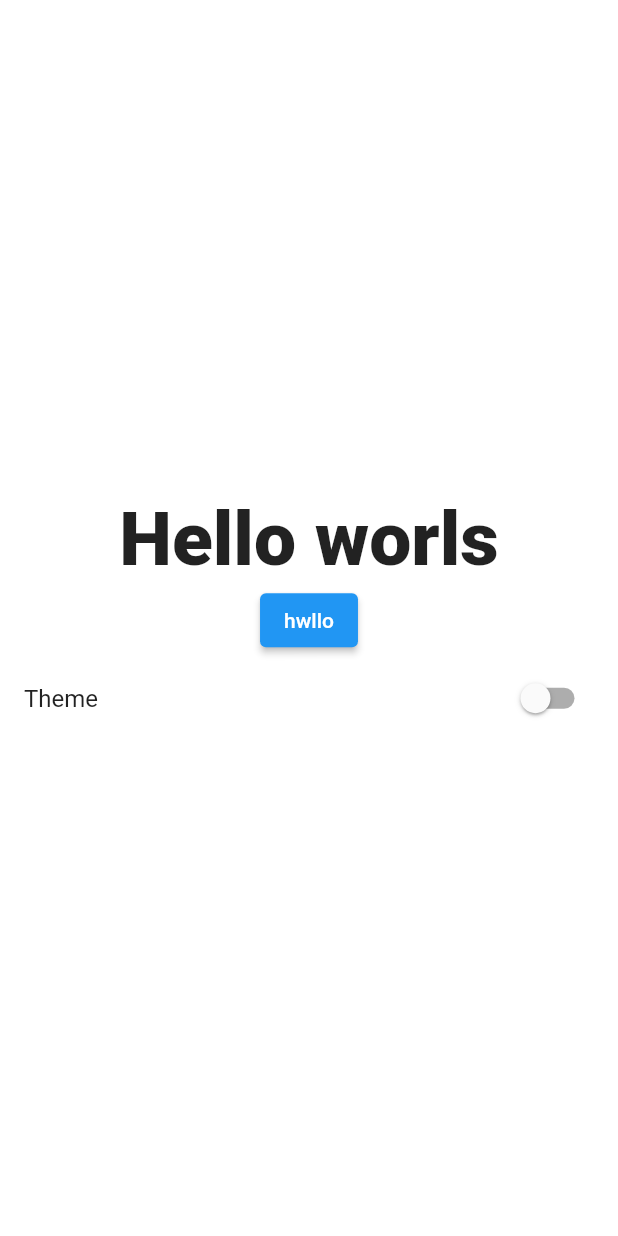
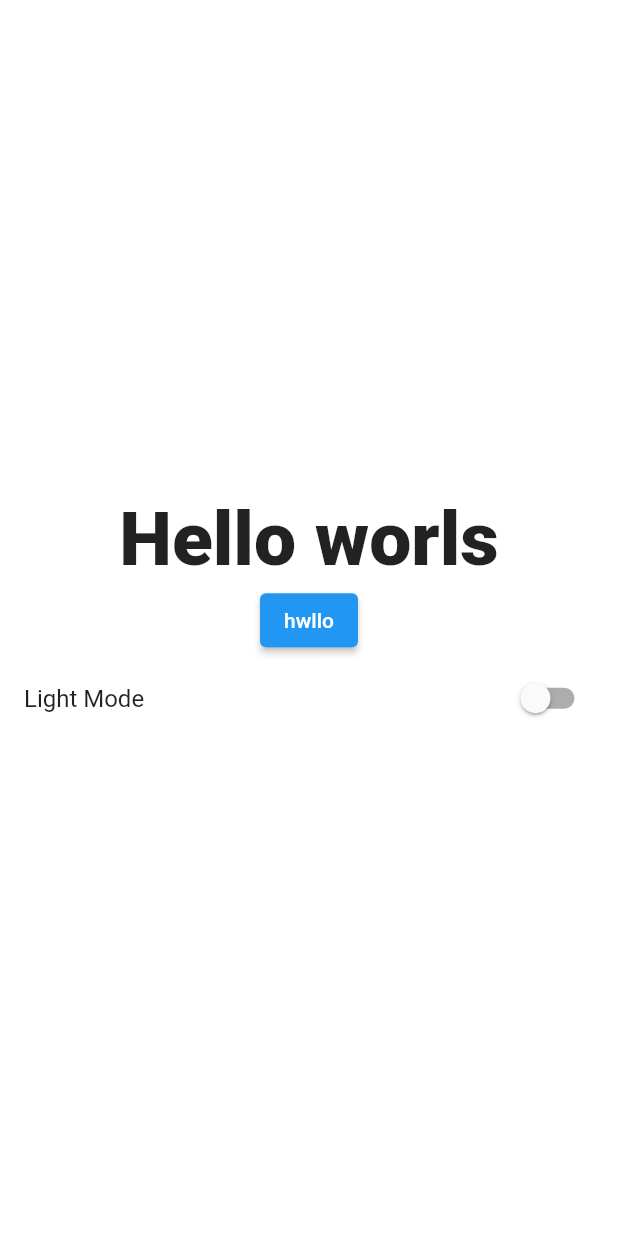
Before and after one commit to zeinaabdelnaby/E-commerce, a Flutter app: the screen it shows after launch, after a tap on "hwllo", on a phone screen of 412 x 824 dp. Run offline on Flutter 3.47's test engine with Material 2 defaults, Android fonts, the phone set to English and light mode, and no system bars; our stand-ins replace shared_preferences.

Commit message:
change mode with provider

```diff
--- a/lib/consts/theme_data.dart
+++ b/lib/consts/theme_data.dart
@@ -9,12 +9,12 @@ class Styles {
     return ThemeData(
         scaffoldBackgroundColor: isDarktheme
             ? AppColors.darkScaffoldColor
-            : AppColors.lightScaffoldColor);
-    cardColor:
-    isDarktheme
+            : AppColors.lightScaffoldColor,
+    cardColor:isDarktheme
         ? const Color.fromARGB(255, 13, 6, 37)
-        : AppColors.lightCardColor;
+        : AppColors.lightCardColor,
     brightness:
-    isDarktheme ? Brightness.dark : Brightness.light;
+    isDarktheme ? Brightness.dark : Brightness.light,
+    );
   }
 }
--- a/lib/main.dart
+++ b/lib/main.dart
@@ -1,7 +1,9 @@
 import 'package:e_commerce/consts/theme_data.dart';
+import 'package:e_commerce/providers/theme_provider.dart';
 import 'package:e_commerce/screens/home_screen.dart';
 import 'package:flutter/material.dart';
 import 'package:flutter/services.dart';
+import 'package:provider/provider.dart';
 
 void main() {
   WidgetsFlutterBinding.ensureInitialized();
@@ -17,10 +19,22 @@ class MyApp extends StatelessWidget {
   // This widget is the root of your application.
   @override
   Widget build(BuildContext context) {
-    return MaterialApp(
-      title: 'shop smart AR',
-      theme: Styles.themeData(isDarktheme: false, context: context),
-      home: const HomeScreen(),
+    // final themeProvider = Provider.of<ThemeProvider>(context);
+    return MultiProvider(
+      providers: [
+        ChangeNotifierProvider(create: (_) {
+          return ThemeProvider();
+        })
+      ],
+      child: Consumer<ThemeProvider>(builder: (context, themeProvider, child) {
+        return MaterialApp(
+          title: 'shop smart AR',
+          theme: Styles.themeData(
+              isDarktheme: themeProvider.getIsDarkTheme, context: context),
+          home: const HomeScreen(),
+          debugShowCheckedModeBanner: false,
+        );
+      }),
     );
   }
 }
--- /dev/null
+++ b/lib/providers/theme_provider.dart
@@ -0,0 +1,26 @@
+import 'package:flutter/material.dart';
+import 'package:shared_preferences/shared_preferences.dart';
+
+class ThemeProvider extends ChangeNotifier {
+  static const THEME_STATUS = 'THEME_STATUS';
+  bool _darkTheme = false;
+  bool get getIsDarkTheme => _darkTheme;
+
+  ThemeProvider() {
+    getTheme();
+  }
+
+  Future<void> setDarkTheme({required bool themeValue}) async {
+    SharedPreferences prefs = await SharedPreferences.getInstance();
+    prefs.setBool(THEME_STATUS, themeValue);
+    _darkTheme = themeValue;
+    notifyListeners();
+  }
+
+  Future<bool> getTheme() async {
+    SharedPreferences prefs = await SharedPreferences.getInstance();
+    _darkTheme = prefs.getBool(THEME_STATUS) ?? false;
+    notifyListeners();
+    return _darkTheme;
+  }
+}
--- a/lib/screens/home_screen.dart
+++ b/lib/screens/home_screen.dart
@@ -1,17 +1,28 @@
+import 'package:e_commerce/providers/theme_provider.dart';
 import 'package:flutter/material.dart';
+import 'package:provider/provider.dart';
 
 class HomeScreen extends StatelessWidget {
   const HomeScreen({super.key});
 
   @override
   Widget build(BuildContext context) {
+    final themeProvider = Provider.of<ThemeProvider>(context);
     return Scaffold(
       body: Column(
         mainAxisAlignment: MainAxisAlignment.center,
         children: [
-          const Text('Hello worls',style: TextStyle(fontSize: 50,fontWeight: FontWeight.w800),),
-          ElevatedButton(onPressed: (){}, child: const Text("hwllo")),
-          SwitchListTile(title: const Text("Theme"),value: false, onChanged: (value){})
+            const Text(
+            'Hello worls',
+            style: TextStyle(fontSize: 50, fontWeight: FontWeight.w800),
+          ),
+          ElevatedButton(onPressed: () {}, child: const Text("hwllo")),
+          SwitchListTile(
+              title: Text(themeProvider.getIsDarkTheme? "Dark Mode" : "Light Mode"),
+              value: themeProvider.getIsDarkTheme,
+              onChanged: (value) {
+                themeProvider.setDarkTheme(themeValue: value);
+              })
         ],
       ),
     );
```
